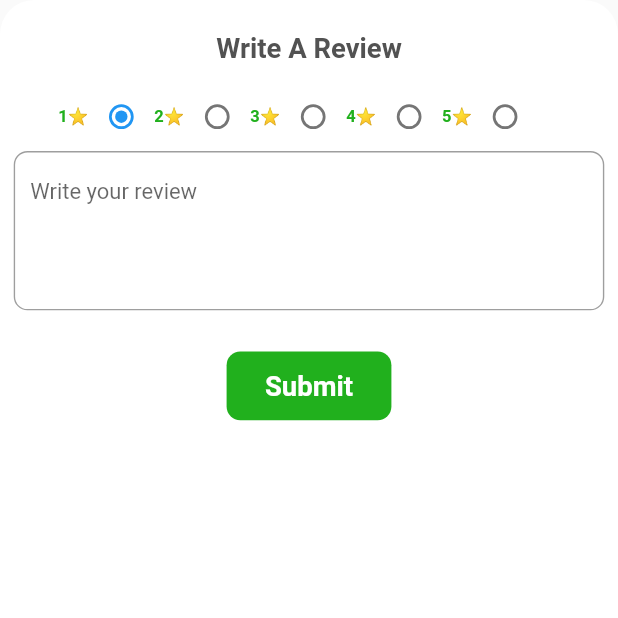
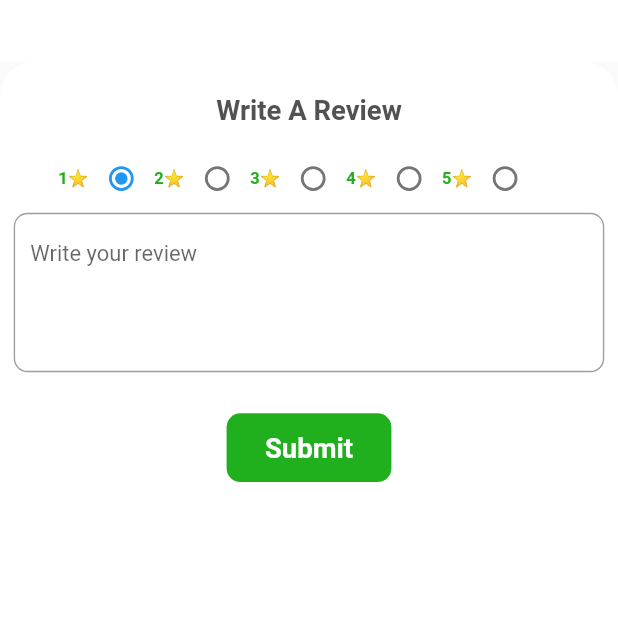
Before and after one commit to jiwantadhital/hamroNovel, a Flutter app: the CommentSheet screen opened directly with empty values, on a phone screen of 412 x 824 dp, the top half of it. Run offline on Flutter 3.47's test engine with Material 2 defaults, Android fonts, the phone set to English and light mode, and no system bars; our stand-ins replace carousel_slider, dots_indicator, firebase_core, firebase_messaging, floor, flutter_local_notifications and 6 more; missing offline and left inert: flutter_app_badger; accounts and stored records are empty; generated files the repository leaves out were written again; network calls fail.

Commit message:
manish touch

```diff
--- a/lib/constants/app_constants.dart
+++ b/lib/constants/app_constants.dart
@@ -1,7 +1,7 @@
 class AppConstants {
   static const String APP_NAME = "Books";
   static const int APP_VERSION = 1;
-  static const String BASE_URL = "http://127.0.0.1:8000";
+  static const String BASE_URL = "http://192.168.100.74:8000";
   static const String HOME_URI = "/v1/eb70cac1-d3dd-4a53-9de5-372de68ea9e2";
   static const String TOKEN = "DBtoken";
 }
--- a/lib/presentation/main/details/chapters/bottom_sheet/bottom_sheet.dart
+++ b/lib/presentation/main/details/chapters/bottom_sheet/bottom_sheet.dart
@@ -16,7 +16,9 @@ class CommentSheet extends StatelessWidget {
 
   @override
   Widget build(BuildContext context) {
-    return Scaffold(
+    return FractionallySizedBox(
+              heightFactor: 0.9,
+      child: Scaffold(
         resizeToAvoidBottomInset: true,
         body: Container(
           padding: EdgeInsets.only(left: 10, right: 10, top: 20, bottom: 10),
@@ -31,6 +33,7 @@ class CommentSheet extends StatelessWidget {
           ),
           child: Items(
             index: mindex,
+          ),
         ),
       ),
     );
@@ -75,6 +78,7 @@ class _ItemsState extends State<Items> {
 
     print(_value);
     return SingleChildScrollView(
+      child: Container(
         child: Column(
           children: [
             Container(
@@ -228,6 +232,7 @@ class _ItemsState extends State<Items> {
             ),
           ],
         ),
+      ),
     );
   }
 }
--- a/lib/presentation/saved/saved_novels.dart
+++ b/lib/presentation/saved/saved_novels.dart
@@ -161,11 +161,7 @@ Future<void> getDeviceTokenToSendNotification() async {
                           width: MediaQuery.of(context).size.width*0.15,
                           child: value.favouriteList.length!=0? GestureDetector(
                              onTap: ()async{
-                              delete = Container(
-                                height: 20,
-                                width: 20,
-                                child: CircularProgressIndicator(color: ColorManager.white,),
-                              );
+
                                         _apply(sum);
                                         setState(() {
 
--- a/pubspec.yaml
+++ b/pubspec.yaml
@@ -46,9 +46,9 @@ dependencies:
   sqflite: ^2.0.3+1
   percent_indicator: ^4.2.2
   shared_preferences: ^2.0.15
-  firebase_messaging: ^12.0.3
-  firebase_core: ^1.21.0
-  flutter_local_notifications: ^9.8.0+1
+  firebase_messaging: ^14.1.0
+  firebase_core: ^2.2.0
+  flutter_local_notifications: ^12.0.3
   sizer: ^2.0.15
   responsive_framework: ^0.2.0
   flutter_app_badger: ^1.4.0
```
Also changed, not shown: lib/notification/local_notification.dart (+16 -16 lines), lib/presentation/main/details/chapters/chapter_details.dart (+1 -1 lines), pubspec.lock. Lines whose indentation alone changed are shown as unchanged.
